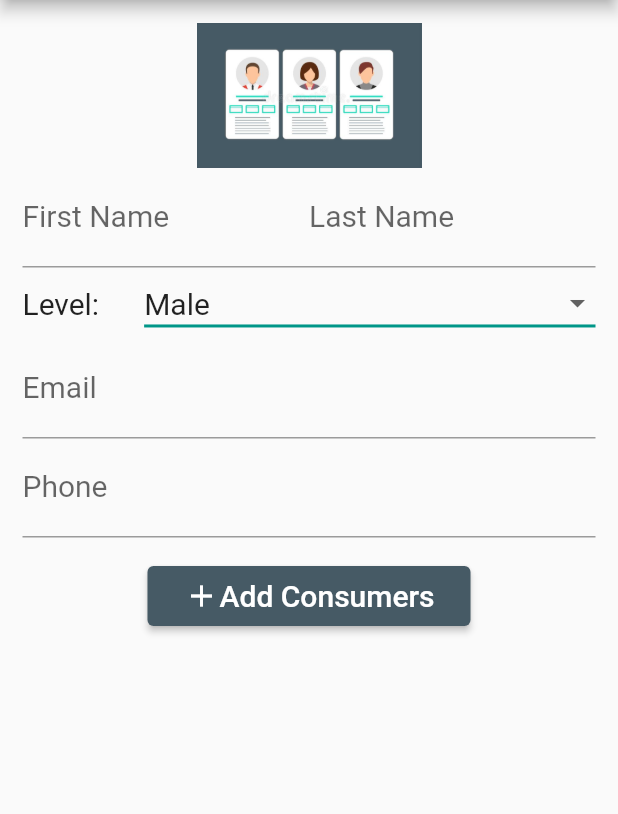
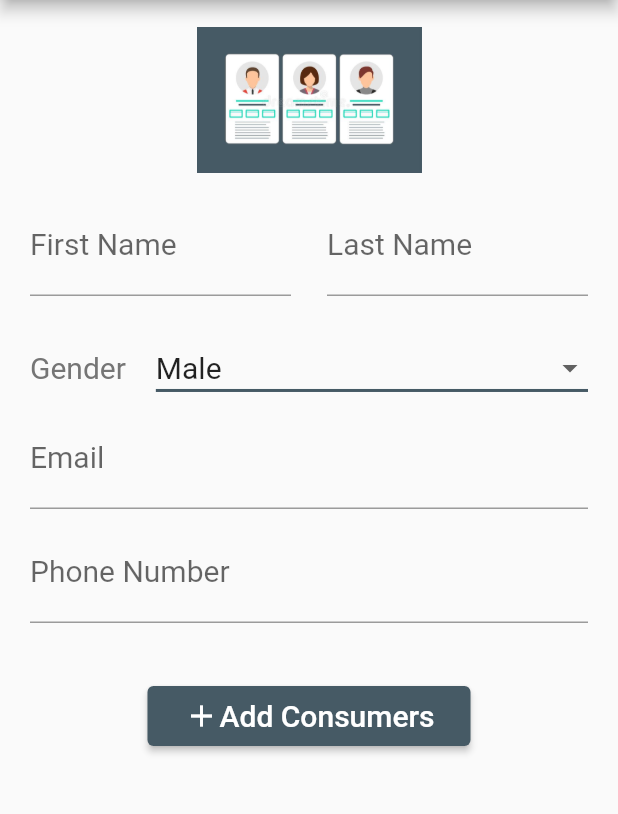
Before and after one commit to TayyabAsghar/MAD-Sem6, a Flutter app: the AddConsumers screen opened by its route, on a phone screen of 412 x 824 dp, the part 84-898 px from its top. Run offline on Flutter 3.47's test engine with Material 2 defaults, Android fonts, the phone set to English and light mode, and no system bars; network calls fail.

Commit message:
💄 IMPROVE-UI: Improve the look of the add consumers screen.

```diff
--- a/lib/screens/addConsumers.dart
+++ b/lib/screens/addConsumers.dart
@@ -1,6 +1,7 @@
 import 'dart:convert';
 import '../utils/constants.dart';
 import '../components/navDrawer.dart';
+import 'package:flutter/services.dart';
 import 'package:flutter/material.dart';
 import 'package:http/http.dart' as http;
 import '../components/customAlertDialog.dart';
@@ -91,46 +92,60 @@ class _AddConsumersState extends State<AddConsumers> {
       drawer: Drawer(
         child: NavDrawer(),
       ),
-      body: SafeArea(
-        child: Padding(
-          padding: const EdgeInsets.all(15),
+      body: Container(
+        child: SingleChildScrollView(
           child: Column(
+            mainAxisSize: MainAxisSize.min,
             children: [
-              Hero(
+              Padding(
+                padding: EdgeInsets.only(top: 18.0, bottom: 10.0),
+                child: Hero(
                   tag: 'logo',
                   child: Image.asset(
                     'assets/images/Customer.jpg',
                     width: 150,
                   ),
                 ),
+              ),
               Row(
                 mainAxisAlignment: MainAxisAlignment.spaceBetween,
                 children: [
                   Flexible(
+                    child: Padding(
+                      padding: EdgeInsets.fromLTRB(20.0, 6.0, 12.0, 6.0),
                       child: TextField(
                         style: TextStyle(fontSize: 20),
                         controller: fNameController,
                         decoration: InputDecoration(labelText: 'First Name'),
                       ),
                     ),
+                  ),
                   Flexible(
+                    child: Padding(
+                      padding: EdgeInsets.fromLTRB(12.0, 6.0, 20.0, 6.0),
                       child: TextField(
                         style: TextStyle(fontSize: 20),
                         controller: lNameController,
                         decoration: InputDecoration(labelText: 'Last Name'),
                       ),
                     ),
+                  ),
                 ],
               ),
-              Row(
+              Padding(
+                padding: EdgeInsets.fromLTRB(20.0, 18.0, 20.0, 0.0),
+                child: Row(
                   mainAxisAlignment: MainAxisAlignment.spaceEvenly,
                   children: [
                     Text(
-                    'Level:',
-                    style: TextStyle(fontSize: 20),
+                      'Gender',
+                      style: TextStyle(
+                        fontSize: 20,
+                        color: Colors.grey[600],
+                      ),
                     ),
                     SizedBox(
-                    width: 30,
+                      width: 20,
                     ),
                     Flexible(
                       child: DropdownButton<String>(
@@ -151,32 +166,47 @@ class _AddConsumersState extends State<AddConsumers> {
                             setState(() => genderController = value),
                         underline: Container(
                           height: 2,
-                        color: Colors.teal,
+                          color: Theme.of(context).primaryColor,
                         ),
                       ),
                     ),
                   ],
                 ),
+              ),
               Flexible(
+                child: Padding(
+                  padding: EdgeInsets.symmetric(
+                    horizontal: 20.0,
+                    vertical: 4.0,
+                  ),
                   child: TextField(
                     style: TextStyle(fontSize: 20),
                     controller: emailController,
                     decoration: InputDecoration(labelText: 'Email'),
                   ),
                 ),
+              ),
               Flexible(
+                child: Padding(
+                  padding: EdgeInsets.symmetric(
+                    horizontal: 20.0,
+                    vertical: 6.0,
+                  ),
                   child: TextField(
                     style: TextStyle(fontSize: 20),
                     controller: phoneController,
-                  decoration: InputDecoration(labelText: 'Phone'),
+                    decoration: InputDecoration(labelText: 'Phone Number'),
+                    keyboardType: TextInputType.number,
+                    inputFormatters: [FilteringTextInputFormatter.digitsOnly],
+                  ),
                 ),
               ),
               Padding(
-                padding: const EdgeInsets.all(15),
+                padding: EdgeInsets.symmetric(vertical: 32.0),
                 child: ElevatedButton(
                   onPressed: sendConsumersData,
                   child: Padding(
-                    padding: const EdgeInsets.all(8.0),
+                    padding: EdgeInsets.all(8.0),
                     child: Row(
                       mainAxisSize: MainAxisSize.min,
                       children: [
```
Lines whose indentation alone changed are shown as unchanged.
